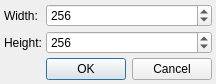
Before: the Qt Designer form Dialogs/AddImageDialog.ui in enigma-dev/RadialGM, drawn with Qt 5.
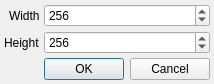
After: the same form once the commit is applied. Icons and pictures are not drawn.

Commit message: fix add image labels

Patch:
```diff
--- a/Dialogs/AddImageDialog.ui
+++ b/Dialogs/AddImageDialog.ui
@@ -32,10 +32,19 @@
   <property name="modal">
    <bool>true</bool>
   </property>
-  <layout class="QGridLayout" name="gridLayout">
+  <layout class="QFormLayout" name="formLayout">
    <property name="sizeConstraint">
     <enum>QLayout::SetFixedSize</enum>
    </property>
+   <property name="labelAlignment">
+    <set>Qt::AlignRight|Qt::AlignTrailing|Qt::AlignVCenter</set>
+   </property>
+   <property name="horizontalSpacing">
+    <number>4</number>
+   </property>
+   <property name="verticalSpacing">
+    <number>4</number>
+   </property>
    <property name="leftMargin">
     <number>4</number>
    </property>
@@ -48,20 +57,14 @@
    <property name="bottomMargin">
     <number>4</number>
    </property>
-   <property name="spacing">
-    <number>4</number>
-   </property>
-   <item row="5" column="1">
-    <widget class="QDialogButtonBox" name="buttonBox">
-     <property name="orientation">
-      <enum>Qt::Horizontal</enum>
-     </property>
-     <property name="standardButtons">
-      <set>QDialogButtonBox::Cancel|QDialogButtonBox::Ok</set>
+   <item row="0" column="0">
+    <widget class="QLabel" name="widthLabel">
+     <property name="text">
+      <string>Width</string>
      </property>
     </widget>
    </item>
-   <item row="2" column="1">
+   <item row="0" column="1">
     <widget class="QSpinBox" name="widthSpinBox">
      <property name="focusPolicy">
       <enum>Qt::StrongFocus</enum>
@@ -77,21 +80,14 @@
      </property>
     </widget>
    </item>
-   <item row="2" column="0">
-    <widget class="QLabel" name="widthLabel">
-     <property name="text">
-      <string>Width:</string>
-     </property>
-    </widget>
-   </item>
-   <item row="4" column="0">
+   <item row="1" column="0">
     <widget class="QLabel" name="heightLabel">
      <property name="text">
-      <string>Height:</string>
+      <string>Height</string>
      </property>
     </widget>
    </item>
-   <item row="4" column="1">
+   <item row="1" column="1">
     <widget class="QSpinBox" name="heightSpinBox">
      <property name="minimum">
       <number>1</number>
@@ -104,6 +100,16 @@
      </property>
     </widget>
    </item>
+   <item row="2" column="1">
+    <widget class="QDialogButtonBox" name="buttonBox">
+     <property name="orientation">
+      <enum>Qt::Horizontal</enum>
+     </property>
+     <property name="standardButtons">
+      <set>QDialogButtonBox::Cancel|QDialogButtonBox::Ok</set>
+     </property>
+    </widget>
+   </item>
   </layout>
  </widget>
  <resources>
```
The commit also changes 1 other file.
